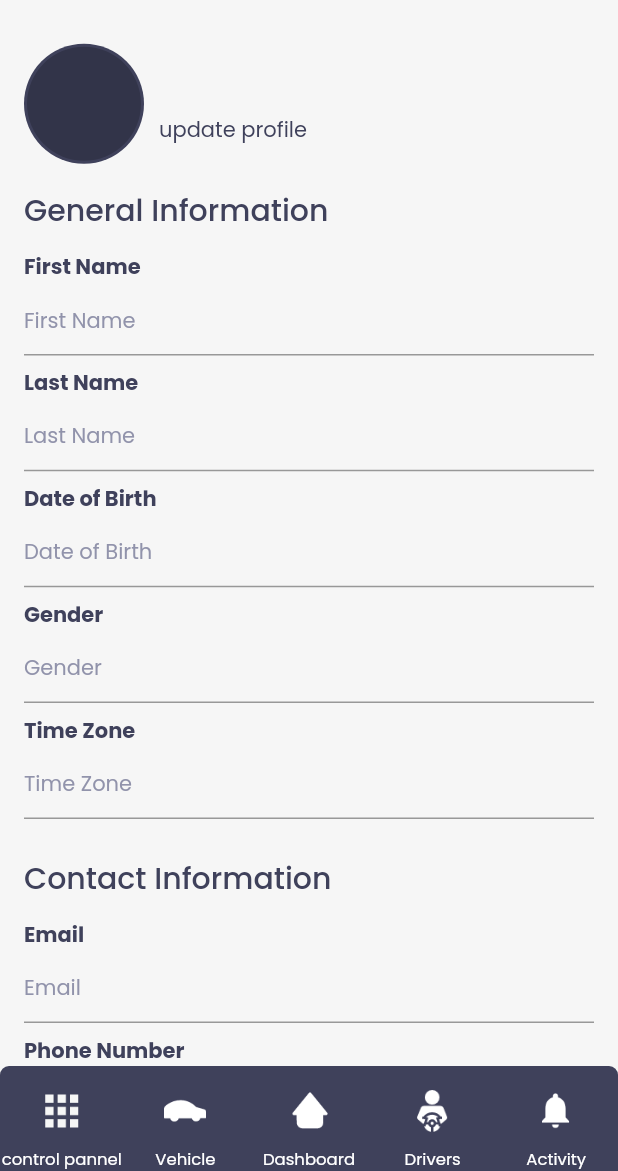
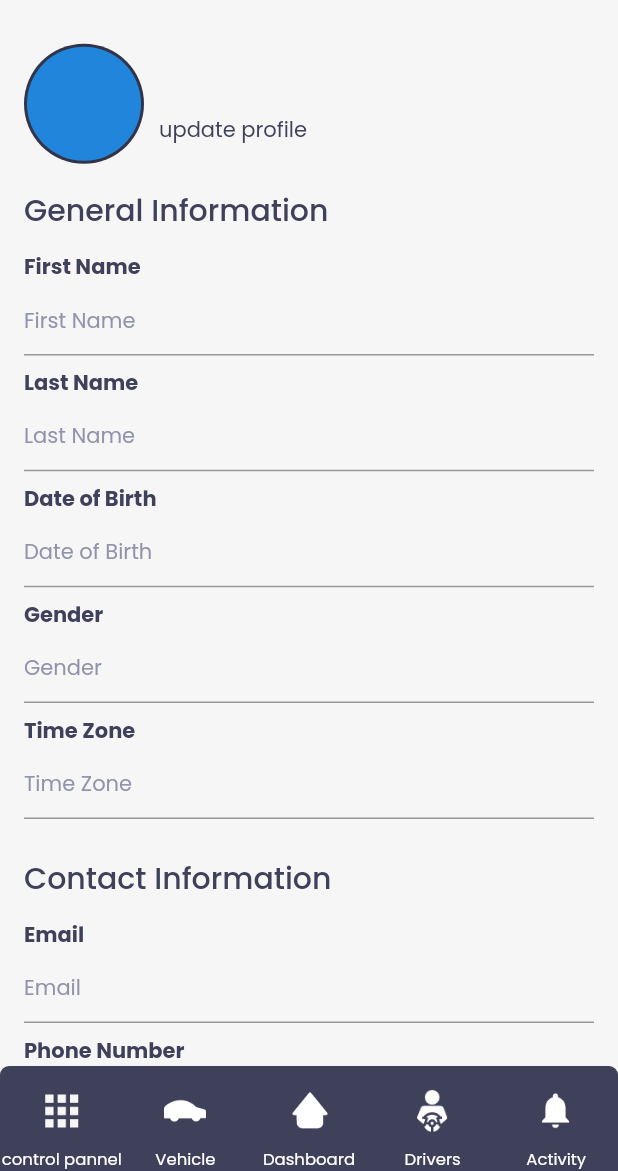
Before and after one commit to Afoudo-Richard/svis-mobile, a Flutter app: the UserProfilePage screen opened directly, on a phone screen of 412 x 824 dp, the part 65-1236 px from its top. Run offline on Flutter 3.47's test engine with Material 2 defaults, Android fonts, the phone set to English and light mode, and no system bars; our stand-ins replace bloc, easy_localization, equatable, flutter_bloc, formz, hydrated_bloc and 2 more.

Commit message:
modified user profile

```diff
--- /dev/null
+++ b/lib/commons/formz.dart
@@ -0,0 +1,42 @@
+import 'package:formz/formz.dart';
+
+export 'package:formz/formz.dart';
+
+enum FormzSubmissionStatus { pure, inProgress, success, failure }
+
+class FormzSubmission<E, F> {
+  const FormzSubmission._(this.status, {this.error, this.success});
+
+  const FormzSubmission.pure() : this._(FormzSubmissionStatus.pure);
+
+  const FormzSubmission.inProgress() : this._(FormzSubmissionStatus.inProgress);
+
+  const FormzSubmission.success({F? success})
+      : this._(FormzSubmissionStatus.success, success: success);
+
+  const FormzSubmission.failure(E error)
+      : this._(FormzSubmissionStatus.failure, error: error);
+
+  final E? error;
+  final F? success;
+  final FormzSubmissionStatus status;
+}
+
+mixin FormzMixin<E, F> {
+  FormzStatus get status {
+    switch (submission.status) {
+      case FormzSubmissionStatus.inProgress:
+        return FormzStatus.submissionInProgress;
+      case FormzSubmissionStatus.success:
+        return FormzStatus.submissionSuccess;
+      case FormzSubmissionStatus.failure:
+        return FormzStatus.submissionFailure;
+      case FormzSubmissionStatus.pure:
+        return Formz.validate(inputs);
+    }
+  }
+
+  List<FormzInput> get inputs;
+
+  FormzSubmission<E, F> get submission;
+}
--- /dev/null
+++ b/lib/user_profile/bloc/user_profile_bloc.dart
@@ -0,0 +1,33 @@
+import 'package:app/commons/forms/forms.dart';
+import 'package:bloc/bloc.dart';
+import 'package:equatable/equatable.dart';
+import 'package:user_repository/user_repository.dart';
+import 'package:app/commons/formz.dart' as fz;
+
+part 'user_profile_event.dart';
+part 'user_profile_state.dart';
+
+class UserProfileBloc extends Bloc<UserProfileEvent, UserProfileState> {
+  UserProfileBloc({User? user})
+      : super(
+          UserProfileState(
+            firstName: Name.dirty(user?.firstName ?? ''),
+            lastName: Name.dirty(user?.lastName ?? ''),
+            dateOfBirth: Name.dirty(user?.dateOfBirth ?? ''),
+            gender: Name.dirty(user?.gender ?? ''),
+            timeZone: Name.dirty(user?.timeZone ?? ''),
+            email: Name.dirty(user?.emailAddress ?? ''),
+            phoneNumber: Name.dirty(user?.phoneNumber ?? ''),
+            addressLine1: Name.dirty(user?.addressLine1 ?? ''),
+            addressLine2: Name.dirty(user?.addressLine2 ?? ''),
+            city: Name.dirty(user?.city ?? ''),
+            state: Name.dirty(user?.state ?? ''),
+            countryOfRegistration: Name.dirty(user?.country ?? ''),
+            region: Name.dirty(user?.region ?? ''),
+          ),
+        ) {
+    on<UserProfileEvent>((event, emit) {
+      // TODO: implement event handler
+    });
+  }
+}
--- /dev/null
+++ b/lib/user_profile/bloc/user_profile_event.dart
@@ -0,0 +1,8 @@
+part of 'user_profile_bloc.dart';
+
+abstract class UserProfileEvent extends Equatable {
+  const UserProfileEvent();
+
+  @override
+  List<Object> get props => [];
+}
--- /dev/null
+++ b/lib/user_profile/bloc/user_profile_state.dart
@@ -0,0 +1,89 @@
+part of 'user_profile_bloc.dart';
+
+class UserProfileState extends Equatable with fz.FormzMixin<String, User> {
+  final fz.FormzSubmission<String, User> _submission;
+  final Name firstName;
+  final Name lastName;
+  final Name dateOfBirth;
+  final Name gender;
+  final Name timeZone;
+  final Name email;
+  final Name phoneNumber;
+  final Name addressLine1;
+  final Name addressLine2;
+  final Name city;
+  final Name state;
+  final Name countryOfRegistration;
+  final Name region;
+
+  const UserProfileState({
+    this.firstName = const Name.pure(),
+    this.lastName = const Name.pure(),
+    this.dateOfBirth = const Name.pure(),
+    this.gender = const Name.pure(),
+    this.timeZone = const Name.pure(),
+    this.email = const Name.pure(),
+    this.phoneNumber = const Name.pure(),
+    this.addressLine1 = const Name.pure(),
+    this.addressLine2 = const Name.pure(),
+    this.city = const Name.pure(),
+    this.state = const Name.pure(),
+    this.countryOfRegistration = const Name.pure(),
+    this.region = const Name.pure(),
+    fz.FormzSubmission<String, User> status = const fz.FormzSubmission.pure(),
+  }) : _submission = status;
+
+  UserProfileState copyWith({
+    Name? firstName,
+    Name? lastName,
+    Name? dateOfBirth,
+    Name? gender,
+    Name? timeZone,
+    Name? email,
+    Name? phoneNumber,
+    Name? addressLine1,
+    Name? addressLine2,
+    Name? city,
+    Name? state,
+    Name? countryOfRegistration,
+    Name? region,
+    fz.FormzSubmission<String, User>? submission,
+  }) {
+    return UserProfileState(
+      firstName: firstName ?? this.firstName,
+      lastName: lastName ?? this.lastName,
+      dateOfBirth: dateOfBirth ?? this.dateOfBirth,
+      gender: gender ?? this.gender,
+      timeZone: timeZone ?? this.timeZone,
+      email: email ?? this.email,
+      phoneNumber: phoneNumber ?? this.phoneNumber,
+      addressLine1: addressLine1 ?? this.addressLine1,
+      addressLine2: addressLine2 ?? this.addressLine2,
+      city: city ?? this.city,
+      state: state ?? this.state,
+      countryOfRegistration: countryOfRegistration ?? this.countryOfRegistration,
+      region: region ?? this.region,
+      status: submission ?? this._submission,
+    );
+  }
+
+  @override
+  List<Object> get props => [
+        _submission,
+        firstName,
+        lastName,
+        dateOfBirth,
+        gender,
+      ];
+
+  @override
+  List<fz.FormzInput> get inputs => [
+        firstName,
+        lastName,
+        dateOfBirth,
+        gender,
+      ];
+
+  @override
+  fz.FormzSubmission<String, User> get submission => _submission;
+}
--- a/lib/user_profile/user_profile.dart
+++ b/lib/user_profile/user_profile.dart
@@ -1 +1,2 @@
 export 'view/view.dart';
+export 'bloc/user_profile_bloc.dart';
--- a/lib/user_profile/view/general_information_form_section.dart
+++ b/lib/user_profile/view/general_information_form_section.dart
@@ -1,6 +1,8 @@
 import 'package:app/app.dart';
+import 'package:app/user_profile/bloc/user_profile_bloc.dart';
 import 'package:flutter/material.dart';
 import 'package:easy_localization/easy_localization.dart';
+import 'package:flutter_bloc/flutter_bloc.dart';
 
 class GeneralInformtion extends StatelessWidget {
   const GeneralInformtion({
@@ -34,6 +36,8 @@ class GeneralInformtion extends StatelessWidget {
 class _FirstNameInput extends StatelessWidget {
   @override
   Widget build(BuildContext context) {
+    return BlocBuilder<UserProfileBloc, UserProfileState>(
+      builder: (context, state) {
         return Column(
           crossAxisAlignment: CrossAxisAlignment.start,
           children: [
@@ -50,6 +54,8 @@ class _FirstNameInput extends StatelessWidget {
               ),
             ),
           ],
+        );
+      },
     );
   }
 }
--- a/lib/user_profile/view/user_profile_form.dart
+++ b/lib/user_profile/view/user_profile_form.dart
@@ -25,8 +25,8 @@ class UserProfileForm extends StatelessWidget {
               children: [
                 CircleAvatar(
                   radius: 40,
-                  backgroundColor: kAppPrimaryColor,
                   child: CircleAvatar(
+                    backgroundColor: kAppAccent,
                     radius: 38,
                   ),
                 ),
--- a/lib/user_profile/view/user_profile_page.dart
+++ b/lib/user_profile/view/user_profile_page.dart
@@ -1,7 +1,9 @@
+import 'package:app/authentication/bloc/authentication_bloc.dart';
 import 'package:app/commons/widgets/app_bottom_app_bar.dart';
 import 'package:app/user_profile/user_profile.dart';
 import 'package:flutter/material.dart';
 import 'package:easy_localization/easy_localization.dart';
+import 'package:flutter_bloc/flutter_bloc.dart';
 
 class UserProfilePage extends StatelessWidget {
   static Route route() {
@@ -19,7 +21,14 @@ class UserProfilePage extends StatelessWidget {
       body: SingleChildScrollView(
         child: Padding(
           padding: const EdgeInsets.symmetric(horizontal: 16),
-          child: UserProfileForm(),
+          child: BlocBuilder<AuthenticationBloc, AuthenticationState>(
+            builder: (context, state) {
+              return BlocProvider(
+                create: (context) => UserProfileBloc(user:state.user),
+                child: UserProfileForm(),
+              );
+            },
+          ),
         ),
       ),
       bottomNavigationBar: AppBottomAppBar(),
--- a/packages/user_repository/lib/src/models/user.dart
+++ b/packages/user_repository/lib/src/models/user.dart
@@ -33,6 +33,53 @@ class User extends ParseUser with EquatableMixin implements ParseCloneable {
   String? get country => get<String?>('country');
   set country(String? value) => set<String?>('country', value);
 
+  String? get gender => get<String?>('gender');
+  set gender(String? value) => set<String?>('gender', value);
+
+  String? get addressLine1 => get<String?>('addressLine1');
+  set addressLine1(String? value) => set<String?>('addressLine1', value);
+
+  String? get addressLine2 => get<String?>('addressLine2');
+  set addressLine2(String? value) => set<String?>('addressLine2', value);
+
+  String? get city => get<String?>('city');
+  set city(String? value) => set<String?>('city', value);
+
+  String? get timeZone => get<String?>('timeZone');
+  set timeZone(String? value) => set<String?>('timeZone', value);
+
+  String? get driverLicenceIssueDate => get<String?>('driverLicenceIssueDate');
+  set driverLicenceIssueDate(String? value) =>
+      set<String?>('driverLicenceIssueDate', value);
+
+  String? get driverLicenceExpiryDate =>
+      get<String?>('driverLicenceExpiryDate');
+  set driverLicenceExpiryDate(String? value) =>
+      set<String?>('driverLicenceExpiryDate', value);
+
+  String? get driverLicenceDocument => get<String?>('driverLicenceDocument');
+  set driverLicenceDocument(String? value) =>
+      set<String?>('driverLicenceDocument', value);
+
+  String? get driverLicenceType => get<String?>('driverLicenceType');
+  set driverLicenceType(String? value) =>
+      set<String?>('driverLicenceType', value);
+
+  String? get state => get<String?>('state');
+  set state(String? value) => set<String?>('state', value);
+
+  String? get region => get<String?>('Region');
+  set region(String? value) => set<String?>('Region', value);
+
+  String? get phoneNumber => get<String?>('phoneNumber');
+  set phoneNumber(String? value) => set<String?>('phoneNumber', value);
+
+  String? get postalCdode => get<String?>('postalCdode');
+  set postalCdode(String? value) => set<String?>('postalCdode', value);
+
+  String? get dateOfBirth => get<String?>('dateOfBirth');
+  set dateOfBirth(String? value) => set<String?>('dateOfBirth', value);
+
   @override
   List<Object?> get props => [
         username,
@@ -42,5 +89,20 @@ class User extends ParseUser with EquatableMixin implements ParseCloneable {
         email,
         firstName,
         lastName,
+        country,
+        gender,
+        addressLine1,
+        addressLine2,
+        city,
+        timeZone,
+        driverLicenceIssueDate,
+        driverLicenceExpiryDate,
+        driverLicenceDocument,
+        driverLicenceType,
+        state,
+        region,
+        phoneNumber,
+        postalCdode,
+        dateOfBirth,
       ];
 }
```
Also changed, not shown: 1 other file. Lines whose indentation alone changed are shown as unchanged.
